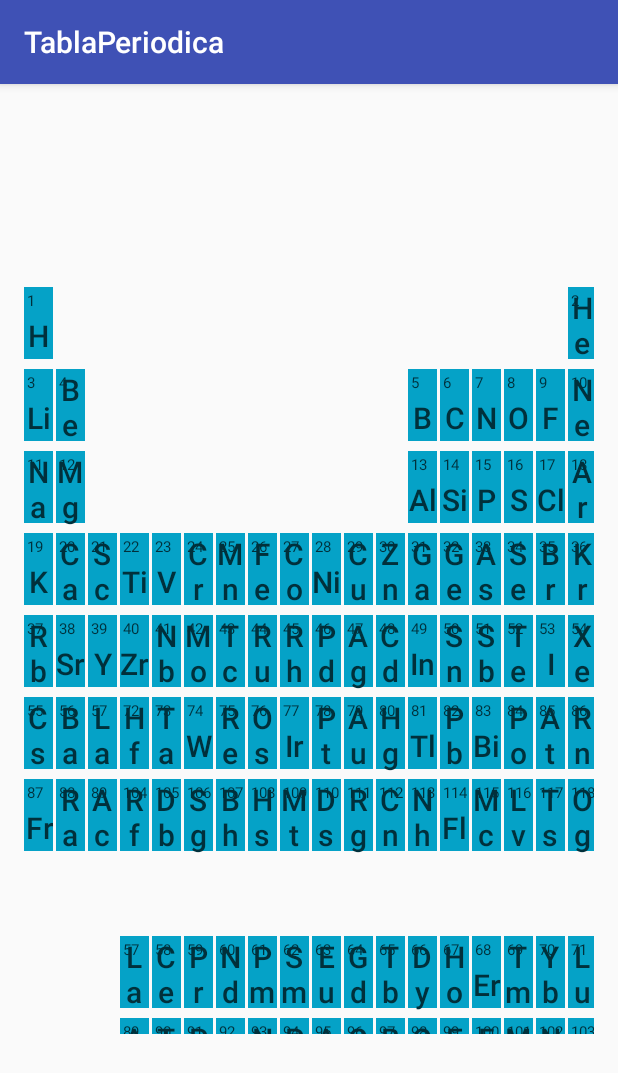
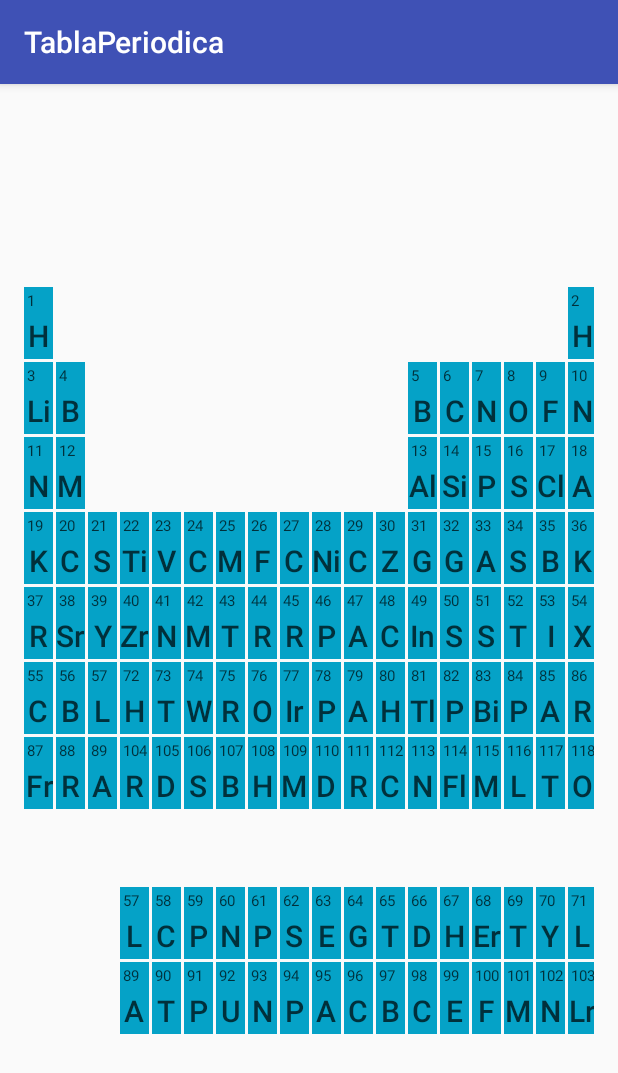
Before and after one commit to PatitoGordo/Periodic-Table, an Android app: the screen it shows after launch (Table), on a phone screen of 412 x 824 dp. Shown: the top 1073 px of the screen. Run offline under Robolectric (Android 15) with nearby library versions, the phone set to English and light mode, and no system bars.

Commit message:
Varios arreglos en cuanto a la resolucion, todavia falta arreglar cuando se esta de manera horizontal y los elementos no se reacomodan cada vez que se hace scroll

```diff
--- a/TablaPeriodica/app/src/main/java/com/example/pc/tablaperiodica/ElementsAdapter.java
+++ b/TablaPeriodica/app/src/main/java/com/example/pc/tablaperiodica/ElementsAdapter.java
@@ -41,15 +41,10 @@ public class ElementsAdapter extends BaseAdapter{
         int elementIndex = tableIndex[position];
         View elementView;
         if(convertView == null){
-            elementView = TableElements.elementView(mContext, elementIndex);
+            elementView = TableElements.getElementView(mContext, elementIndex);
         } else {
             elementView = convertView;
-            TextView number = (TextView) elementView.findViewById(R.id.tv_atomic_number);
-            TextView symbol = (TextView) elementView.findViewById(R.id.tv_element_symbol);
-
-            number.setText(String.valueOf(elementIndex));
-            symbol.setText(TableElements.getElementSymbol(elementIndex));
-
+            TableElements.SetElemenNumberAndSymbol(elementIndex, elementView);
         }
         return elementView;
     }
--- a/TablaPeriodica/app/src/main/java/com/example/pc/tablaperiodica/Table.java
+++ b/TablaPeriodica/app/src/main/java/com/example/pc/tablaperiodica/Table.java
@@ -33,7 +33,7 @@ public class Table extends AppCompatActivity {
         super.onCreate(savedInstanceState);
         setContentView(R.layout.activity_table);
 
-        mContext = Table.this;
+        mContext = this;
 
         GridView table = (GridView) findViewById(R.id.tableGridView);
         table.setAdapter(new ElementsAdapter(this));
--- a/TablaPeriodica/app/src/main/java/com/example/pc/tablaperiodica/data/TableElements.java
+++ b/TablaPeriodica/app/src/main/java/com/example/pc/tablaperiodica/data/TableElements.java
@@ -79,8 +79,8 @@ public class TableElements {
         return view;
     }
 
-    public static View elementView(Context context, int number){
-        if(number<=0 || number>118)
+    public static View getElementView(Context context, int index){
+        if(index<=0 || index>118)
             return noElement(context);
 
         View view;
@@ -88,12 +88,18 @@ public class TableElements {
 //        view = inflater.inflate(R.layout.element_view, null);
         view = View.inflate(context, R.layout.element_view, null);
 
+        SetElemenNumberAndSymbol(index, view);
+        return view;
+    }
+
+    public static void SetElemenNumberAndSymbol(int elementIndex, View view) {
+        if(elementIndex<=0 || elementIndex>118)
+            return;
         TextView elementNumber = (TextView) view.findViewById(R.id.tv_atomic_number);
         TextView elementSymbol = (TextView) view.findViewById(R.id.tv_element_symbol);
 
-        elementNumber.setText(String.valueOf(number));
-        elementSymbol.setText(elementSymbols[number]);
-        return view;
+        elementNumber.setText(String.valueOf(elementIndex));
+        elementSymbol.setText(elementSymbols[elementIndex]);
     }
 
 }
--- a/TablaPeriodica/app/src/main/res/layout/element_view.xml
+++ b/TablaPeriodica/app/src/main/res/layout/element_view.xml
@@ -1,43 +1,42 @@
 <?xml version="1.0" encoding="utf-8"?>
-<android.support.constraint.ConstraintLayout
-    android:id="@+id/element_item"
-    xmlns:android="http://schemas.android.com/apk/res/android"
+<android.support.constraint.ConstraintLayout xmlns:android="http://schemas.android.com/apk/res/android"
     xmlns:app="http://schemas.android.com/apk/res-auto"
     xmlns:tools="http://schemas.android.com/tools"
+    android:id="@+id/element_item"
     android:layout_width="wrap_content"
-    android:layout_height="wrap_content"
-    >
+    android:layout_height="wrap_content">
 
     <TextView
         android:id="@+id/tv_atomic_number"
         android:layout_width="wrap_content"
         android:layout_height="wrap_content"
         android:layout_margin="2dp"
+        android:elevation="16sp"
+        android:textColor="@drawable/text_selector"
+        android:textSize="10sp"
         app:layout_constraintLeft_toLeftOf="parent"
         app:layout_constraintTop_toTopOf="parent"
-        android:textColor="@drawable/text_selector"
-        android:textSize="10sp"
-        tools:text="8"
-        android:elevation="16sp"/>
+        tools:text="8" />
 
     <TextView
         android:id="@+id/tv_element_symbol"
         android:layout_width="wrap_content"
         android:layout_height="wrap_content"
         android:layout_margin="2dp"
+        android:elevation="16sp"
+        android:gravity="center_horizontal"
+        android:maxLines="1"
+        android:textAppearance="@style/TextAppearance.AppCompat.Body2"
         android:textColor="@drawable/text_selector"
-        android:textAppearance="@style/TextAppearance.AppCompat.Body2"
         android:textSize="20sp"
+        app:layout_constraintBottom_toBottomOf="parent"
+        app:layout_constraintLeft_toLeftOf="parent"
         app:layout_constraintRight_toRightOf="parent"
-        app:layout_constraintLeft_toLeftOf="parent"
-        app:layout_constraintBottom_toBottomOf="parent"
-        tools:text="O"
-        android:gravity="center_horizontal"
-        android:elevation="16sp"/>
+        tools:text="O" />
 
     <View
         android:layout_width="48dp"
         android:layout_height="48dp"
-        android:background="@drawable/element_selector"/>
+        android:background="@drawable/element_selector" />
 
 </android.support.constraint.ConstraintLayout>
--- a/TablaPeriodica/build.gradle
+++ b/TablaPeriodica/build.gradle
@@ -5,7 +5,7 @@ buildscript {
         jcenter()
     }
     dependencies {
-        classpath 'com.android.tools.build:gradle:2.3.2'
+        classpath 'com.android.tools.build:gradle:2.3.3'
 
         // NOTE: Do not place your application dependencies here; they belong
         // in the individual module build.gradle files
```
